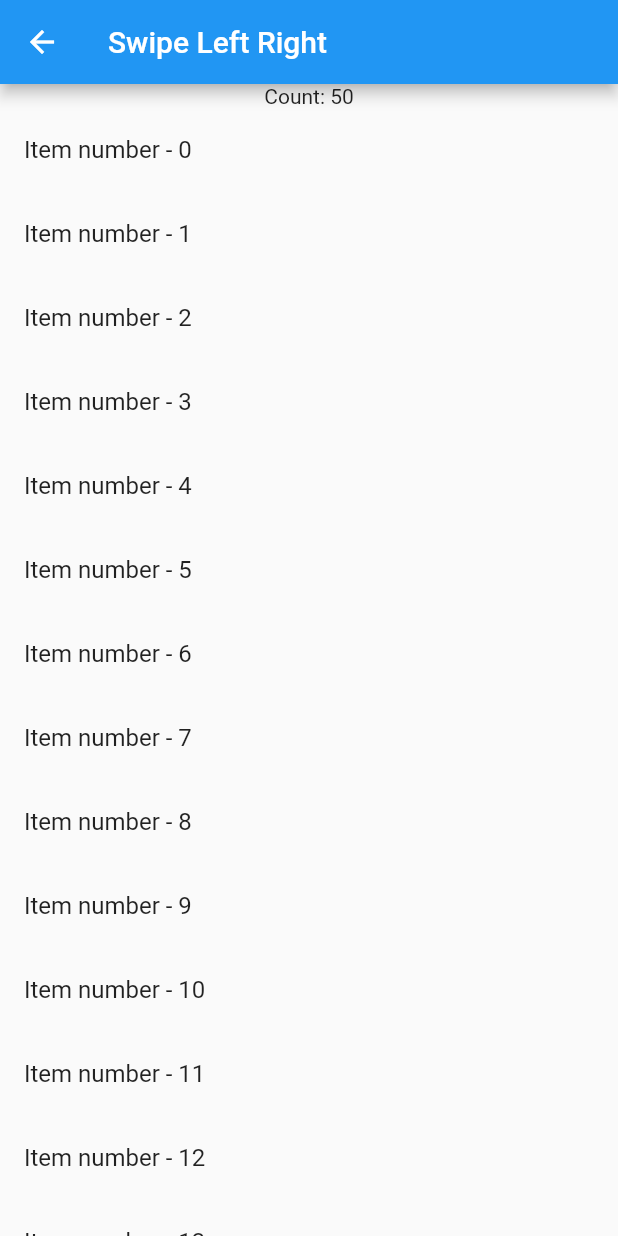
After one commit to yuto-yuto/flutter_samples, a Flutter app: the SwipeListItem screen opened directly, on a phone screen of 412 x 824 dp. The commit adds this screen. Run offline on Flutter 3.47's test engine with Material 2 defaults, Android fonts, the light colour scheme and no system bars; our stand-ins replace flutter_riverpod; missing offline and left inert: grouped_expansion_tile.

Commit message:
add swipe list item

```diff
--- a/lib/main.dart
+++ b/lib/main.dart
@@ -15,6 +15,7 @@ import 'package:flutter_samples/riverpod/multi_providers.dart';
 import 'package:flutter_samples/riverpod/riverpod-with-visibility.dart';
 import 'package:flutter_samples/riverpod/riverpod_with_list.dart';
 import 'package:flutter_samples/scrollable_draggable.dart';
+import 'package:flutter_samples/swipe_list_item.dart';
 
 void main() {
   runApp(
@@ -71,6 +72,7 @@ class MyApp extends StatelessWidget {
         _createButton(DrawerSample()),
         _createButton(PageTransition()),
         _createButton(LoadingNext()),
+        _createButton(SwipeListItem()),
       ],
     );
 
--- /dev/null
+++ b/lib/swipe_list_item.dart
@@ -0,0 +1,128 @@
+import 'dart:async';
+
+import 'package:flutter/cupertino.dart';
+import 'package:flutter/material.dart';
+import 'package:flutter_samples/show_dialog.dart';
+
+class SwipeListItem extends StatefulWidget {
+  @override
+  _SwipeListItem createState() => _SwipeListItem();
+}
+
+class _SwipeListItem extends State<SwipeListItem> {
+  GlobalKey<ScaffoldState> _key = GlobalKey();
+  List<int> _data = [for (var i = 0; i < 50; i++) i];
+
+  @override
+  Widget build(BuildContext context) {
+    return SafeArea(
+      child: Scaffold(
+        key: _key,
+        appBar: AppBar(
+          title: Text("Swipe Left Right"),
+        ),
+        body: _createBody(context),
+      ),
+    );
+  }
+
+  Widget _createBody(BuildContext context) {
+    final count = _data.length;
+    final countDisp = Text("Count: ${_data.length}");
+    final leftEditIcon = Container(
+      color: Colors.green,
+      child: IconButton(
+        icon: Icon(Icons.edit),
+        onPressed: () {
+          // edit
+        },
+      ),
+      alignment: Alignment.centerLeft,
+    );
+    final rightDeleteIcon = Container(
+      color: Colors.red,
+      child: IconButton(
+        icon: Icon(Icons.delete),
+        onPressed: () {
+          // delete
+        },
+      ),
+      alignment: Alignment.centerRight,
+    );
+
+    final listView = ListView.builder(
+        itemCount: count,
+        itemBuilder: (context, index) {
+          return Dismissible(
+            key: ObjectKey(_data[index]),
+            child: ListTile(
+              title: Text("Item number - ${_data[index]}"),
+            ),
+            onDismissed: (DismissDirection direction) {
+              if (direction == DismissDirection.startToEnd) {
+                // Left to right
+                print("Edit");
+              } else if (direction == DismissDirection.endToStart) {
+                // Right to left
+                print("Delete");
+
+                // ----- Delete item immediately
+                setState(() {
+                  int deletedItem = _data.removeAt(index);
+                  final timer = Timer(
+                    Duration(seconds: 3),
+                    () {
+                      showMessage(
+                        context,
+                        "Execute delete query for database",
+                        "Database Access here",
+                      );
+                    },
+                  );
+
+                  ScaffoldMessenger.of(context)
+                    ..removeCurrentSnackBar()
+                    ..showSnackBar(
+                      SnackBar(
+                        duration: Duration(
+                          seconds: 2,
+                          milliseconds: 500,
+                        ),
+                        content: Text("Deleted \"Item number - $deletedItem\""),
+                        action: SnackBarAction(
+                          label: "UNDO",
+                          onPressed: () => setState(
+                            () => _data.insert(index, deletedItem),
+                          ),
+                        ),
+                      ),
+                    );
+                });
+              }
+            },
+            confirmDismiss: (DismissDirection direction) async {
+              if (direction == DismissDirection.startToEnd) {
+                await showMessage(context, "Go to edit page", "Edit");
+                return false;
+              } else {
+                return Future.value(direction == DismissDirection.endToStart);
+              }
+            },
+            background: leftEditIcon,
+            secondaryBackground: rightDeleteIcon,
+            onResize: () {
+              print("onResize");
+            },
+            // resizeDuration: Duration(seconds: 3),
+            // movementDuration: Duration(seconds: 2),
+          );
+        });
+
+    return Column(
+      children: [
+        Center(child: countDisp),
+        Flexible(child: listView),
+      ],
+    );
+  }
+}
```
